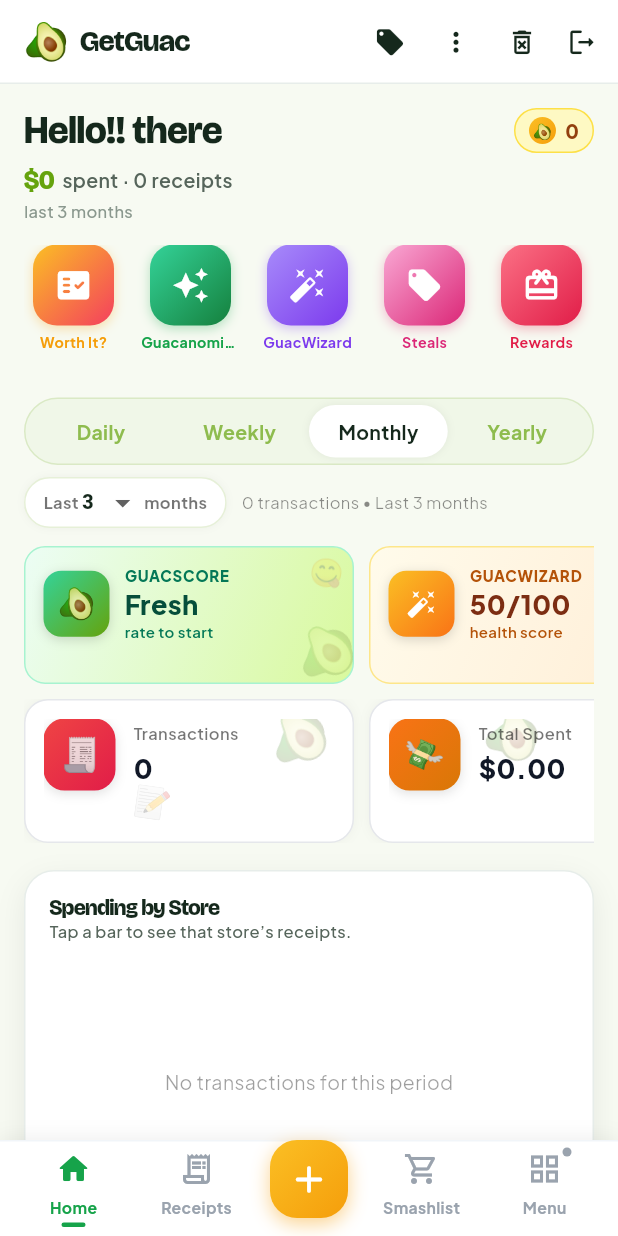
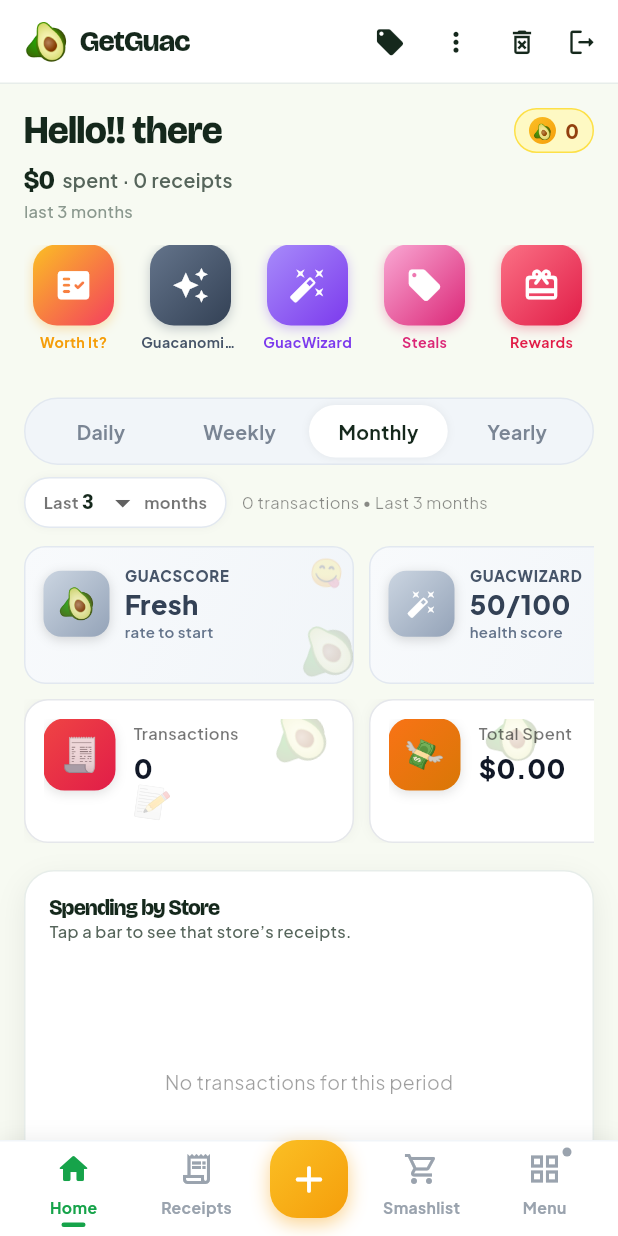
Before and after one commit to ramsrivatsasa/getguac, a Flutter app: the DashboardScreen screen opened by its route, on a phone screen of 412 x 824 dp. Run offline on Flutter 3.47's test engine with Material 3 defaults, Android fonts, the phone set to English and light mode, and no system bars; our stand-ins replace firebase_core, firebase_messaging, fl_chart, flutter_local_notifications, flutter_secure_storage, flutter_svg and 15 more; missing offline and left inert: receive_sharing_intent; accounts and stored records are empty; network calls fail.

Commit message:
Mobile v0.4.0 — neutral dashboard
Native Flutter dashboard de-greened to match the web neutral pass:
- Engagement tiles (GuacScore / GuacWizard / Rewards) → neutral slate,
  dropping the score-band green/amber/rose tinting.
- Header spend amount, period selector, Spending-by-Store bars, reward
  date badge, list arrows, and the Guacanomics feature icon → slate/gray.
- Kept the gold GuacMoney pill and the multicolor metric-tile icons
  (parity with the web dashboard).

Version 0.3.99+192 → 0.4.0+193. Ships the split-per-ABI release APKs to
downloads/v0.4.0/, bumps latest.json (in-app self-updater trigger) and the
/download page. Same upload key as v0.3.99, so in-place update works.

Co-Authored-By: Claude Opus 4.8 <noreply@anthropic.com>

```diff
--- a/mobile/lib/screens/dashboard/dashboard_screen.dart
+++ b/mobile/lib/screens/dashboard/dashboard_screen.dart
@@ -31,13 +31,14 @@ import '../../services/guacoscore.dart' as guac_engine;
 import '../../services/timeframe_store.dart';
 import '../../theme/gg_design.dart';
 
-// Retained for the multicolor data tiles / chart accents that keep their own
-// brand colours. Greeting + chrome now use the central gg_design tokens.
-const _kEmerald700 = ggLime;
-const _kEmerald800 = ggInk;
-const _kEmerald900 = ggInk;
-const _kEmerald50  = ggChipBg;
-const _kEmerald100 = ggBorderLime;
+// De-greened dashboard chrome: these former lime/emerald aliases now map to
+// neutral slate so the dashboard reads neutral (no green highlights). ggInk is
+// near-black, so the *800/*900 text aliases stay put as the dark text colour.
+const _kEmerald700 = Color(0xFF475569); // slate-600 — arrows, inactive tab text
+const _kEmerald800 = ggInk;             // near-black text
+const _kEmerald900 = ggInk;             // near-black text
+const _kEmerald50  = Color(0xFFF1F5F9); // slate-100 — pill / track background
+const _kEmerald100 = Color(0xFFE2E8F0); // slate-200 — hairline border
 
 enum _Period { daily, weekly, monthly, yearly }
 
@@ -316,7 +317,7 @@ class _DashboardScreenState extends State<DashboardScreen> {
                   style: ggHeading(size: 26, weight: FontWeight.w800, color: ggInk, height: 1.1)),
                 const SizedBox(height: 6),
                 Row(children: [
-                  Text(_money(_periodSpend(filtered)), style: ggAmount(size: 18, color: ggLime)),
+                  Text(_money(_periodSpend(filtered)), style: ggAmount(size: 18, color: ggInk)),
                   Text('  spent · ${filtered.length} receipt${filtered.length == 1 ? '' : 's'}',
                     style: ggBody(size: 13, weight: FontWeight.w600, color: ggMuted)),
                 ]),
@@ -541,7 +542,7 @@ class _DashboardScreenState extends State<DashboardScreen> {
   Widget _featureIconStrip() {
     final items = <({String route, IconData icon, String label, List<Color> gradient, Color color})>[
       (route: '/validate',    icon: Icons.fact_check_rounded,            label: 'Worth It?',   gradient: const [Color(0xFFfbbf24), Color(0xFFf43f5e)], color: const Color(0xFFf59e0b)),
-      (route: '/guacanomics', icon: Icons.auto_awesome,                  label: 'Guacanomics', gradient: const [Color(0xFF34d399), Color(0xFF15803d)], color: const Color(0xFF16a34a)),
+      (route: '/guacanomics', icon: Icons.auto_awesome,                  label: 'Guacanomics', gradient: const [Color(0xFF64748B), Color(0xFF334155)], color: const Color(0xFF475569)),
       (route: '/guacwizard',  icon: Icons.auto_fix_high,                 label: 'GuacWizard',  gradient: const [Color(0xFFa78bfa), Color(0xFF7c3aed)], color: const Color(0xFF7c3aed)),
       (route: '/steals',      icon: Icons.local_offer,                   label: 'Steals',      gradient: const [Color(0xFFf9a8d4), Color(0xFFdb2777)], color: const Color(0xFFdb2777)),
       (route: '/rewards',     icon: Icons.card_giftcard_rounded,         label: 'Rewards',     gradient: const [Color(0xFFfb7185), Color(0xFFe11d48)], color: const Color(0xFFe11d48)),
@@ -793,12 +794,12 @@ class _DashboardScreenState extends State<DashboardScreen> {
     String subtext;
     String value;
     if (r.score == null) {
-      tone = kToneEmerald;
+      tone = kToneSlate;
       value = 'Fresh';
       subtext = 'rate to start';
     } else {
       final s = r.score!;
-      tone = s >= 65 ? kToneEmerald : s >= 50 ? kToneEmerald : s >= 35 ? kToneAmber : kToneRose;
+      tone = kToneSlate; // neutral — no score-band green/amber/rose tinting
       value = '$s';
       subtext = '${r.ratedCount} rated';
     }
@@ -845,12 +846,12 @@ class _DashboardScreenState extends State<DashboardScreen> {
       value = '—';
       sub = 'loading…';
     } else if (r.score == null) {
-      tone = kToneViolet;
+      tone = kToneSlate;
       value = 'Set up';
       sub = 'connect bank →';
     } else {
       final s = r.score!;
-      tone = s >= 65 ? kToneEmerald : s >= 35 ? kToneAmber : kToneRose;
+      tone = kToneSlate; // neutral — no score-band tinting
       value = '$s/100';
       sub = 'health score';
     }
@@ -904,7 +905,7 @@ class _DashboardScreenState extends State<DashboardScreen> {
 
   Widget _rewardsTile(int count) {
     final active = count > 0;
-    final tone = active ? kToneRose : kToneSlate;
+    const tone = kToneSlate; // neutral — was rose when active
     return EngagementTile(
       label: 'REWARDS', value: '$count',
       subtext: active ? 'available' : 'none yet',
@@ -1109,11 +1110,11 @@ class _DashboardScreenState extends State<DashboardScreen> {
     ]);
   }
 
-  // One horizontal spending bar: store name · rounded gradient track
+  // One horizontal spending bar: store name · rounded slate track
   // (length ∝ spend) · dollar amount. Tapping opens that store's receipts.
-  // Auto-detected "heat" limit: stores past 40% of the top spender switch
-  // from green→lime to a green→pink gradient so the biggest chunks of spend
-  // stand out. Scales with the window (swap for a fixed dollar value here).
+  // Auto-detected "heat" limit: stores past 40% of the top spender use a
+  // darker slate so the biggest chunks of spend stand out. Neutral, no green.
+  // Scales with the window (swap for a fixed dollar value here).
   Widget _storeBar(_StoreSpend s, double maxAmount) {
     final frac = maxAmount > 0 ? (s.amount / maxAmount).clamp(0.08, 1.0) : 0.0;
     final hot = maxAmount > 0 && s.amount >= maxAmount * 0.4;
@@ -1133,15 +1134,15 @@ class _DashboardScreenState extends State<DashboardScreen> {
             borderRadius: BorderRadius.circular(999),
             child: Container(
               height: 13,
-              color: const Color(0xFFEDF2E8),
+              color: const Color(0xFFF1F5F9),
               child: FractionallySizedBox(
                 alignment: Alignment.centerLeft,
                 widthFactor: frac,
                 child: DecoratedBox(
                   decoration: BoxDecoration(
                     gradient: LinearGradient(colors: hot
-                      ? const [Color(0xFF15803D), Color(0xFFEC4899)]
-                      : const [Color(0xFF15803D), Color(0xFF84CC16)]),
+                      ? const [Color(0xFF64748B), Color(0xFF334155)]
+                      : const [Color(0xFF94A3B8), Color(0xFF64748B)]),
                   ),
                 ),
               ),
@@ -1248,7 +1249,7 @@ class _DashboardScreenState extends State<DashboardScreen> {
           trailing: Container(
             padding: const EdgeInsets.symmetric(horizontal: 8, vertical: 2),
             decoration: BoxDecoration(
-              color: r.isExpired ? const Color(0xFFfee2e2) : const Color(0xFFd1fae5),
+              color: r.isExpired ? const Color(0xFFfee2e2) : const Color(0xFFF1F5F9),
               borderRadius: BorderRadius.circular(99),
             ),
             child: Text(r.isExpired ? 'Expired' : formatDateShort(r.expiryDate),
--- a/mobile/pubspec.yaml
+++ b/mobile/pubspec.yaml
@@ -1,7 +1,7 @@
 name: getguac
 description: GetGuac — Smart receipt & rewards management
 publish_to: 'none'
-version: 0.3.99+192
+version: 0.4.0+193
 
 environment:
   sdk: '>=3.0.0 <4.0.0'
```
Also changed, not shown: 5 other files.
